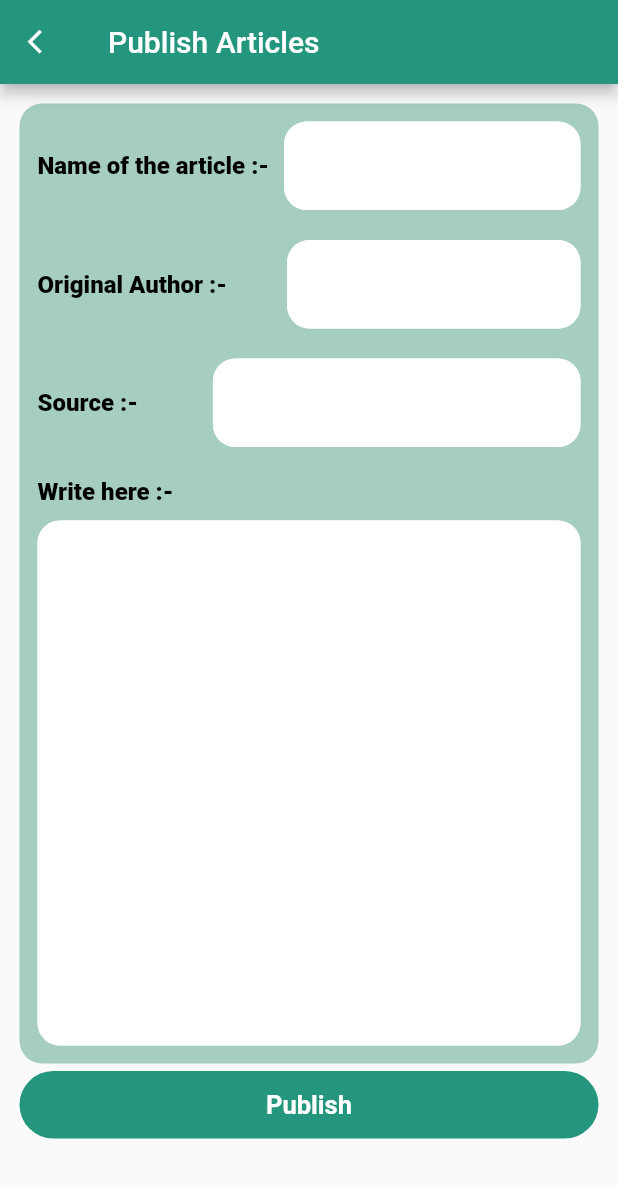
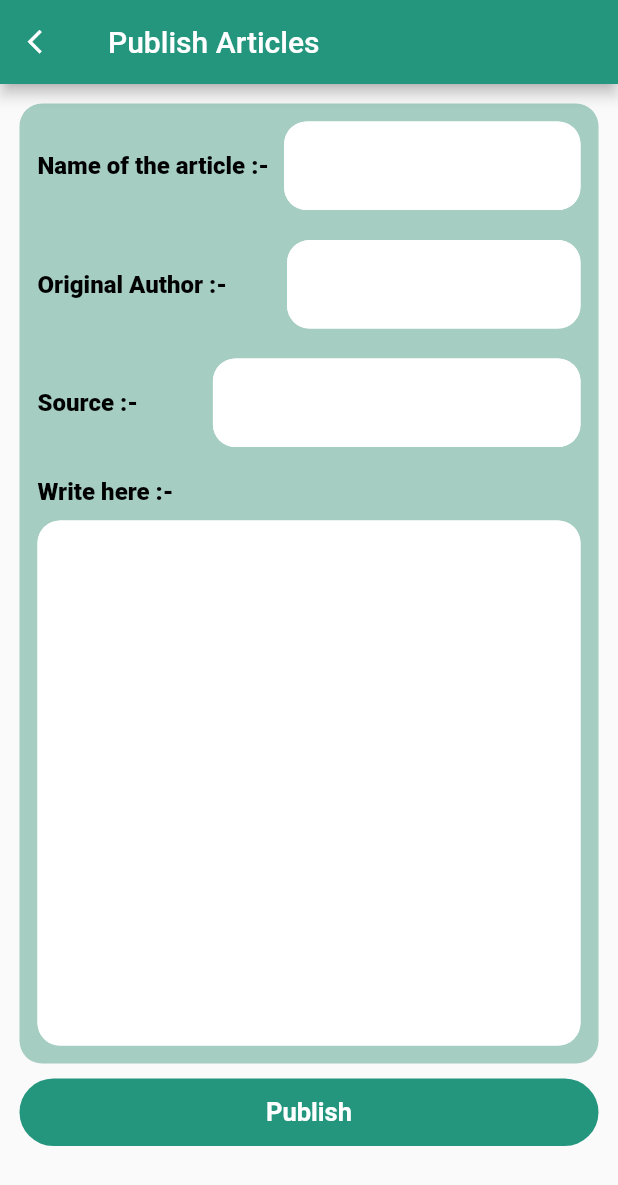
Before and after one commit to isuranga1/Agrihome, a Flutter app: the PublishArticles screen opened directly, on a phone screen of 412 x 824 dp. Shown: the top 1185 px of the screen. Run offline on Flutter 3.47's test engine with Material 2 defaults, Android fonts, the phone set to English and light mode, and no system bars; our stand-ins replace dots_indicator, fluentui_icons, get, google_fonts.

Commit message:
publish_articles.dart updated

```diff
--- a/lib/home_folder/publish_articles.dart
+++ b/lib/home_folder/publish_articles.dart
@@ -46,7 +46,7 @@ class _PublishArticlesState extends State<PublishArticles> {
         child: Column(
           children: [
             Container(
-              margin: EdgeInsets.only(top: 13, left: 13, bottom: 5, right: 13),
+              margin: EdgeInsets.only(top: 13, left: 13, bottom: 10, right: 13),
               decoration: BoxDecoration(
                   borderRadius: BorderRadius.circular(15),
                   color:Color.fromARGB(100,34, 135, 105)),
```
